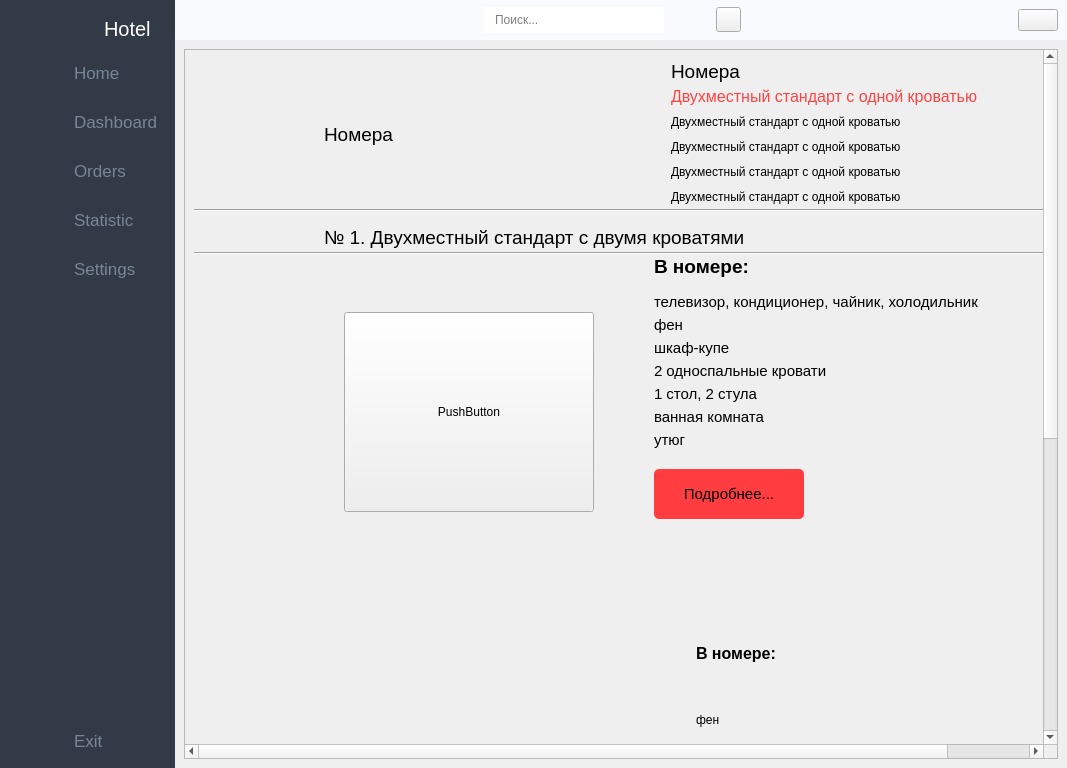
Ruha24/HotelQt, file design/homepage.ui: the form before one commit.
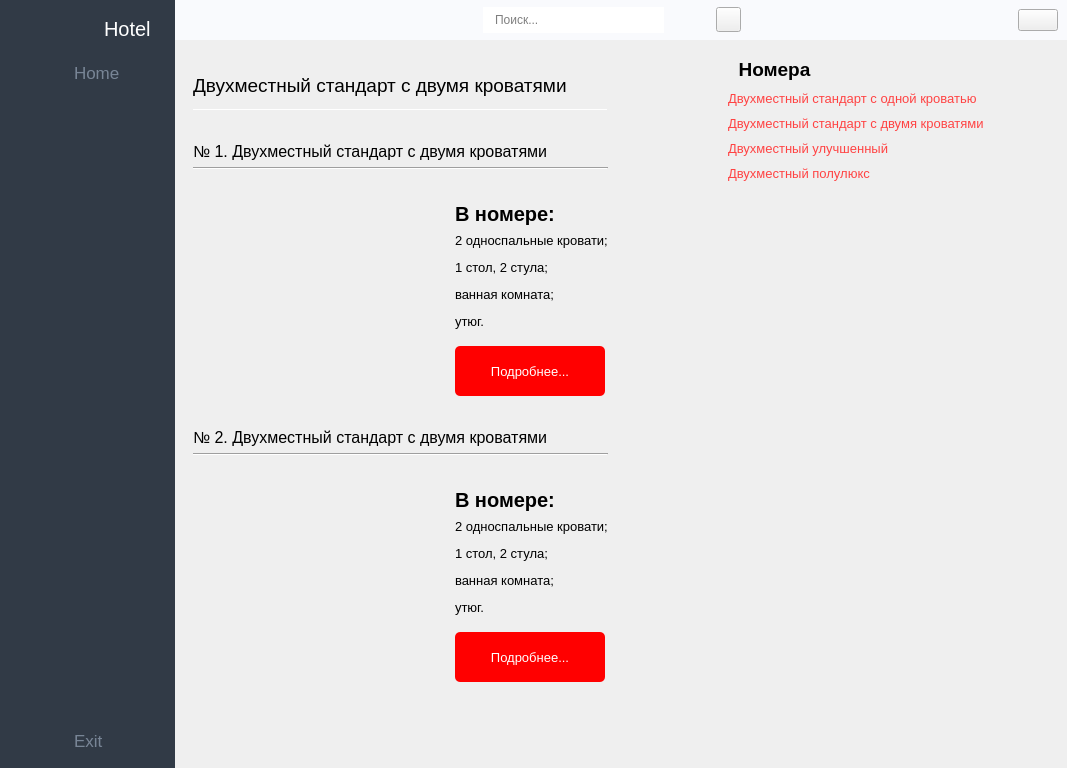
The form after the commit. The open tabs and pages were chosen to show the change. Icons and pictures are not drawn.

Commit message: Рефакторинг homepage

Diff of the .ui file:
```diff
--- a/design/homepage.ui
+++ b/design/homepage.ui
@@ -446,122 +446,6 @@
            </property>
           </widget>
          </item>
-         <item>
-          <widget class="QPushButton" name="shop_btn_2">
-           <property name="font">
-            <font>
-             <pointsize>13</pointsize>
-            </font>
-           </property>
-           <property name="text">
-            <string>Dashboard</string>
-           </property>
-           <property name="icon">
-            <iconset resource="../resourses/resourse_homepage.qrc">
-             <normaloff>:/icon/icon/Key.svg</normaloff>
-             <normalon>:/icon/icon/Key-white.svg</normalon>:/icon/icon/Key.svg</iconset>
-           </property>
-           <property name="iconSize">
-            <size>
-             <width>18</width>
-             <height>18</height>
-            </size>
-           </property>
-           <property name="checkable">
-            <bool>true</bool>
-           </property>
-           <property name="autoExclusive">
-            <bool>true</bool>
-           </property>
-          </widget>
-         </item>
-         <item>
-          <widget class="QPushButton" name="orders_btn_2">
-           <property name="font">
-            <font>
-             <pointsize>13</pointsize>
-            </font>
-           </property>
-           <property name="text">
-            <string>Orders</string>
-           </property>
-           <property name="icon">
-            <iconset resource="../resourses/resourse_homepage.qrc">
-             <normaloff>:/icon/icon/orders.svg</normaloff>
-             <normalon>:/icon/icon/orders-white.svg</normalon>:/icon/icon/orders.svg</iconset>
-           </property>
-           <property name="iconSize">
-            <size>
-             <width>18</width>
-             <height>18</height>
-            </size>
-           </property>
-           <property name="checkable">
-            <bool>true</bool>
-           </property>
-           <property name="autoExclusive">
-            <bool>true</bool>
-           </property>
-          </widget>
-         </item>
-         <item>
-          <widget class="QPushButton" name="stat_btn_2">
-           <property name="font">
-            <font>
-             <pointsize>13</pointsize>
-            </font>
-           </property>
-           <property name="text">
-            <string>Statistic</string>
-           </property>
-           <property name="icon">
-            <iconset resource="../resourses/resourse_homepage.qrc">
-             <normaloff>:/icon/icon/reports.svg</normaloff>
-             <normalon>:/icon/icon/reports-white.svg</normalon>:/icon/icon/reports.svg</iconset>
-           </property>
-           <property name="iconSize">
-            <size>
-             <width>18</width>
-             <height>18</height>
-            </size>
-           </property>
-           <property name="checkable">
-            <bool>true</bool>
-           </property>
-           <property name="autoExclusive">
-            <bool>true</bool>
-           </property>
-          </widget>
-         </item>
-         <item>
-          <widget class="QPushButton" name="setting_btn_2">
-           <property name="font">
-            <font>
-             <pointsize>13</pointsize>
-            </font>
-           </property>
-           <property name="text">
-            <string>Settings</string>
-           </property>
-           <property name="icon">
-            <iconset resource="../resourses/resourse_homepage.qrc">
-             <normaloff>:/icon/icon/settings.svg</normaloff>
-             <normalon>:/icon/icon/settings-white.svg</normalon>:/icon/icon/settings.svg</iconset>
-           </property>
-           <property name="iconSize">
-            <size>
-             <width>18</width>
-             <height>18</height>
-            </size>
-           </property>
-           <property name="checkable">
-            <bool>true</bool>
-           </property>
-           <property name="autoExclusive">
-            <bool>true</bool>
-           </property>
-          </widget>
-         </item>
         </layout>
        </item>
        <item>
@@ -1281,706 +1165,6 @@
            </item>
           </layout>
          </widget>
-         <widget class="QWidget" name="page_2">
-          <layout class="QGridLayout" name="gridLayout_3">
-           <item row="0" column="1">
-            <widget class="QScrollArea" name="scrollArea">
-             <property name="widgetResizable">
-              <bool>true</bool>
-             </property>
-             <widget class="QWidget" name="scrollAreaWidgetContents">
-              <property name="geometry">
-               <rect>
-                <x>0</x>
-                <y>0</y>
-                <width>962</width>
-                <height>963</height>
-               </rect>
-              </property>
-              <layout class="QGridLayout" name="gridLayout_7">
-               <item row="0" column="0">
-                <layout class="QVBoxLayout" name="verticalLayout_10">
-                 <property name="spacing">
-                  <number>0</number>
-                 </property>
-                 <item>
-                  <layout class="QHBoxLayout" name="horizontalLayout_11">
-                   <property name="leftMargin">
-                    <number>130</number>
-                   </property>
-                   <property name="topMargin">
-                    <number>0</number>
-                   </property>
-                   <item>
-                    <widget class="QLabel" name="HeadName">
-                     <property name="maximumSize">
-                      <size>
-                       <width>16777215</width>
-                       <height>50</height>
-                      </size>
-                     </property>
-                     <property name="font">
-                      <font>
-                       <pointsize>14</pointsize>
-                      </font>
-                     </property>
-                     <property name="text">
-                      <string>Номера</string>
-                     </property>
-                     <property name="alignment">
-                      <set>Qt::AlignLeading|Qt::AlignLeft|Qt::AlignVCenter</set>
-                     </property>
-                    </widget>
-                   </item>
-                   <item>
-                    <layout class="QVBoxLayout" name="verticalLayout_7">
-                     <property name="sizeConstraint">
-                      <enum>QLayout::SetMinimumSize</enum>
-                     </property>
-                     <property name="rightMargin">
-                      <number>150</number>
-                     </property>
-                     <item>
-                      <widget class="QLabel" name="label_5">
-                       <property name="minimumSize">
-                        <size>
-                         <width>50</width>
-                         <height>25</height>
-                        </size>
-                       </property>
-                       <property name="maximumSize">
-                        <size>
-                         <width>350</width>
-                         <height>25</height>
-                        </size>
-                       </property>
-                       <property name="font">
-                        <font>
-                         <pointsize>14</pointsize>
-                        </font>
-                       </property>
-                       <property name="text">
-                        <string>Номера</string>
-                       </property>
-                      </widget>
-                     </item>
-                     <item>
-                      <widget class="QLabel" name="label_14">
-                       <property name="minimumSize">
-                        <size>
-                         <width>50</width>
-                         <height>25</height>
-                        </size>
-                       </property>
-                       <property name="maximumSize">
-                        <size>
-                         <width>350</width>
-                         <height>25</height>
-                        </size>
-                       </property>
-                       <property name="font">
-                        <font>
-                         <pointsize>12</pointsize>
-                         <italic>false</italic>
-                         <underline>false</underline>
-                         <kerning>true</kerning>
-                        </font>
-                       </property>
-                       <property name="text">
-                        <string>&lt;a href=&quot;#&quot; style=&quot;text-decoration:none; color: rgb(255, 67, 67);&quot;&gt;Двухместный стандарт с одной кроватью&lt;/a&gt;</string>
-                       </property>
-                      </widget>
-                     </item>
-                     <item>
-                      <widget class="QLabel" name="label_17">
-                       <property name="minimumSize">
-                        <size>
-                         <width>50</width>
-                         <height>25</height>
-                        </size>
-                       </property>
-                       <property name="maximumSize">
-                        <size>
-                         <width>350</width>
-                         <height>25</height>
-                        </size>
-                       </property>
-                       <property name="text">
-                        <string>Двухместный стандарт с одной кроватью</string>
-                       </property>
-                      </widget>
-                     </item>
-                     <item>
-                      <widget class="QLabel" name="label_15">
-                       <property name="minimumSize">
-                        <size>
-                         <width>50</width>
-                         <height>25</height>
-                        </size>
-                       </property>
-                       <property name="maximumSize">
-                        <size>
-                         <width>350</width>
-                         <height>25</height>
-                        </size>
-                       </property>
-                       <property name="text">
-                        <string>Двухместный стандарт с одной кроватью</string>
-                       </property>
-                      </widget>
-                     </item>
-                     <item>
-                      <widget class="QLabel" name="label_18">
-                       <property name="minimumSize">
-                        <size>
-                         <width>50</width>
-                         <height>25</height>
-                        </size>
-                       </property>
-                       <property name="maximumSize">
-                        <size>
-                         <width>350</width>
-                         <height>25</height>
-                        </size>
-                       </property>
-                       <property name="text">
-                        <string>Двухместный стандарт с одной кроватью</string>
-                       </property>
-                      </widget>
-                     </item>
-                     <item>
-                      <widget class="QLabel" name="label_16">
-                       <property name="minimumSize">
-                        <size>
-                         <width>50</width>
-                         <height>25</height>
-                        </size>
-                       </property>
-                       <property name="maximumSize">
-                        <size>
-                         <width>350</width>
-                         <height>25</height>
-                        </size>
-                       </property>
-                       <property name="text">
-                        <string>Двухместный стандарт с одной кроватью</string>
-                       </property>
-                      </widget>
-                     </item>
-                    </layout>
-                   </item>
-                  </layout>
-                 </item>
-                 <item>
-                  <widget class="Line" name="line">
-                   <property name="minimumSize">
-                    <size>
-                     <width>255</width>
-                     <height>0</height>
-                    </size>
-                   </property>
-                   <property name="maximumSize">
-                    <size>
-                     <width>16777215</width>
-                     <height>5</height>
-                    </size>
-                   </property>
-                   <property name="acceptDrops">
-                    <bool>true</bool>
-                   </property>
-                   <property name="layoutDirection">
-                    <enum>Qt::LeftToRight</enum>
-                   </property>
-                   <property name="orientation">
-                    <enum>Qt::Horizontal</enum>
-                   </property>
-                  </widget>
-                 </item>
-                 <item>
-                  <widget class="QLabel" name="label_13">
-                   <property name="minimumSize">
-                    <size>
-                     <width>10</width>
-                     <height>40</height>
-                    </size>
-                   </property>
-                   <property name="maximumSize">
-                    <size>
-                     <width>16777215</width>
-                     <height>30</height>
-                    </size>
-                   </property>
-                   <property name="font">
-                    <font>
-                     <pointsize>14</pointsize>
-                    </font>
-                   </property>
-                   <property name="styleSheet">
-                    <string notr="true">QLabel
-{
-	margin-left: 125px
-}</string>
-                   </property>
-                   <property name="text">
-                    <string>№ 1. Двухместный стандарт с двумя кроватями</string>
-                   </property>
-                   <property name="alignment">
-                    <set>Qt::AlignLeading|Qt::AlignLeft|Qt::AlignVCenter</set>
-                   </property>
-                  </widget>
-                 </item>
-                 <item>
-                  <widget class="Line" name="line_2">
-                   <property name="orientation">
-                    <enum>Qt::Horizontal</enum>
-                   </property>
-                  </widget>
-                 </item>
-                 <item>
-                  <layout class="QHBoxLayout" name="horizontalLayout_8">
-                   <property name="spacing">
-                    <number>50</number>
-                   </property>
-                   <property name="leftMargin">
-                    <number>150</number>
-                   </property>
-                   <property name="rightMargin">
-                    <number>150</number>
-                   </property>
-                   <item>
-                    <widget class="QPushButton" name="pushButton_5">
-                     <property name="minimumSize">
-                      <size>
-                       <width>250</width>
-                       <height>0</height>
-                      </size>
-                     </property>
-                     <property name="maximumSize">
-                      <size>
-                       <width>250</width>
-                       <height>200</height>
-                      </size>
-                     </property>
-                     <property name="layoutDirection">
-                      <enum>Qt::RightToLeft</enum>
-                     </property>
-                     <property name="text">
-                      <string>PushButton</string>
-                     </property>
-                    </widget>
-                   </item>
-                   <item>
-                    <layout class="QVBoxLayout" name="verticalLayout_11">
-                     <property name="spacing">
-                      <number>5</number>
-                     </property>
-                     <property name="leftMargin">
-                      <number>10</number>
-                     </property>
-                     <property name="topMargin">
-                      <number>0</number>
-                     </property>
-                     <property name="bottomMargin">
-                      <number>50</number>
-                     </property>
-                     <item>
-                      <widget class="QLabel" name="label_20">
-                       <property name="minimumSize">
-                        <size>
-                         <width>0</width>
-                         <height>0</height>
-                        </size>
-                       </property>
-                       <property name="maximumSize">
-                        <size>
-                         <width>16777215</width>
-                         <height>25</height>
-                        </size>
-                       </property>
-                       <property name="font">
-                        <font>
-                         <pointsize>14</pointsize>
-                         <bold>true</bold>
-                        </font>
-                       </property>
-                       <property name="text">
-                        <string>В номере:</string>
-                       </property>
-                      </widget>
-                     </item>
-                     <item>
-                      <layout class="QVBoxLayout" name="verticalLayout_9">
-                       <property name="topMargin">
-                        <number>10</number>
-                       </property>
-                       <property name="bottomMargin">
-                        <number>15</number>
-                       </property>
-                       <item>
-                        <widget class="QLabel" name="label_23">
-                         <property name="maximumSize">
-                          <size>
-                           <width>16777215</width>
-                           <height>25</height>
-                          </size>
-                         </property>
-                         <property name="font">
-                          <font>
-                           <pointsize>11</pointsize>
-                          </font>
-                         </property>
-                         <property name="text">
-                          <string>телевизор, кондиционер, чайник, холодильник</string>
-                         </property>
-                        </widget>
-                       </item>
-                       <item>
-                        <widget class="QLabel" name="label_25">
-                         <property name="maximumSize">
-                          <size>
-                           <width>16777215</width>
-                           <height>25</height>
-                          </size>
-                         </property>
-                         <property name="font">
-                          <font>
-                           <pointsize>11</pointsize>
-                          </font>
-                         </property>
-                         <property name="text">
-                          <string>фен</string>
-                         </property>
-                        </widget>
-                       </item>
-                       <item>
-                        <widget class="QLabel" name="label_22">
-                         <property name="maximumSize">
-                          <size>
-                           <width>16777215</width>
-                           <height>25</height>
-                          </size>
-                         </property>
-                         <property name="font">
-                          <font>
-                           <pointsize>11</pointsize>
-                          </font>
-                         </property>
-                         <property name="text">
-                          <string>шкаф-купе</string>
-                         </property>
-                        </widget>
-                       </item>
-                       <item>
-                        <widget class="QLabel" name="label_19">
-                         <property name="maximumSize">
-                          <size>
-                           <width>16777215</width>
-                           <height>25</height>
-                          </size>
-                         </property>
-                         <property name="font">
-                          <font>
-                           <pointsize>11</pointsize>
-                          </font>
-                         </property>
-                         <property name="text">
-                          <string>2 односпальные кровати</string>
-                         </property>
-                        </widget>
-                       </item>
-                       <item>
-                        <widget class="QLabel" name="label_21">
-                         <property name="maximumSize">
-                          <size>
-                           <width>16777215</width>
-                           <height>25</height>
-                          </size>
-                         </property>
-                         <property name="font">
-                          <font>
-                           <pointsize>11</pointsize>
-                          </font>
-                         </property>
-                         <property name="text">
-                          <string>1 стол, 2 стула</string>
-                         </property>
-                        </widget>
-                       </item>
-                       <item>
-                        <widget class="QLabel" name="label_24">
-                         <property name="maximumSize">
-                          <size>
-                           <width>16777215</width>
-                           <height>25</height>
-                          </size>
-                         </property>
-                         <property name="font">
-                          <font>
-                           <pointsize>11</pointsize>
-                          </font>
-                         </property>
-                         <property name="text">
-                          <string>ванная комната</string>
-                         </property>
-                        </widget>
-                       </item>
-                       <item>
-                        <widget class="QLabel" name="label_26">
-                         <property name="maximumSize">
-                          <size>
-                           <width>16777215</width>
-                           <height>25</height>
-                          </size>
-                         </property>
-                         <property name="font">
-                          <font>
-                           <pointsize>11</pointsize>
-                          </font>
-                         </property>
-                         <property name="text">
-                          <string>утюг</string>
-                         </property>
-                        </widget>
-                       </item>
-                      </layout>
-                     </item>
-                     <item>
-                      <widget class="QPushButton" name="Hoteln1">
-                       <property name="minimumSize">
-                        <size>
-                         <width>150</width>
-                         <height>50</height>
-                        </size>
-                       </property>
-                       <property name="maximumSize">
-                        <size>
-                         <width>150</width>
-                         <height>50</height>
-                        </size>
-                       </property>
-                       <property name="font">
-                        <font>
-                         <pointsize>11</pointsize>
-                        </font>
-                       </property>
-                       <property name="styleSheet">
-                        <string notr="true">QPushButton
-{
- 	background-color: rgb(255, 60, 63);
-	border-radius: 5px;
-}</string>
-                       </property>
-                       <property name="text">
-                        <string>Подробнее...</string>
-                       </property>
-                      </widget>
-                     </item>
-                    </layout>
-                   </item>
-                  </layout>
-                 </item>
-                 <item>
-                  <layout class="QHBoxLayout" name="horizontalLayout_9">
-                   <property name="spacing">
-                    <number>50</number>
-                   </property>
-                   <property name="leftMargin">
-                    <number>150</number>
-                   </property>
-                   <property name="rightMargin">
-                    <number>150</number>
-                   </property>
-                   <item>
-                    <widget class="QPushButton" name="pushButton_7">
-                     <property name="minimumSize">
-                      <size>
-                       <width>250</width>
-                       <height>200</height>
-                      </size>
-                     </property>
-                     <property name="maximumSize">
-                      <size>
-                       <width>250</width>
-                       <height>200</height>
-                      </size>
-                     </property>
-                     <property name="text">
-                      <string>PushButton</string>
-                     </property>
-                    </widget>
-                   </item>
-                   <item>
-                    <layout class="QVBoxLayout" name="verticalLayout_12">
-                     <property name="leftMargin">
-                      <number>10</number>
-                     </property>
-                     <property name="topMargin">
-                      <number>75</number>
-                     </property>
-                     <property name="bottomMargin">
-                      <number>50</number>
-                     </property>
-                     <item>
-                      <layout class="QVBoxLayout" name="verticalLayout_21">
-                       <property name="bottomMargin">
-                        <number>15</number>
-                       </property>
-                       <item>
-                        <widget class="QLabel" name="label_27">
-                         <property name="minimumSize">
-                          <size>
-                           <width>0</width>
-                           <height>0</height>
-                          </size>
-                         </property>
-                         <property name="maximumSize">
-                          <size>
-                           <width>16777215</width>
-                           <height>25</height>
-                          </size>
-                         </property>
-                         <property name="font">
-                          <font>
-                           <pointsize>12</pointsize>
-                           <bold>true</bold>
-                          </font>
-                         </property>
-                         <property name="text">
-                          <string>В номере:</string>
-                         </property>
-                        </widget>
-                       </item>
-                       <item>
-                        <widget class="QLabel" name="label_32">
-                         <property name="maximumSize">
-                          <size>
-                           <width>16777215</width>
-                           <height>25</height>
-                          </size>
-                         </property>
-                         <property name="text">
-                          <string>фен</string>
-                         </property>
-                        </widget>
-                       </item>
-                       <item>
-                        <widget class="QLabel" name="label_30">
-                         <property name="maximumSize">
-                          <size>
-                           <width>16777215</width>
-                           <height>25</height>
-                          </size>
-                         </property>
-                         <property name="text">
-                          <string>шкаф-купе</string>
-                         </property>
-                        </widget>
-                       </item>
-                       <item>
-                        <widget class="QLabel" name="label_31">
-                         <property name="maximumSize">
-                          <size>
-                           <width>16777215</width>
-                           <height>25</height>
-                          </size>
-                         </property>
-                         <property name="text">
-                          <string>телевизор, кондиционер, чайник, холодильник</string>
-                         </property>
-                        </widget>
-                       </item>
-                       <item>
-                        <widget class="QLabel" name="label_28">
-                         <property name="maximumSize">
-                          <size>
-                           <width>16777215</width>
-                           <height>25</height>
-                          </size>
-                         </property>
-                         <property name="text">
-                          <string>2 односпальные кровати</string>
-                         </property>
-                        </widget>
-                       </item>
-                       <item>
-                        <widget class="QLabel" name="label_29">
-                         <property name="maximumSize">
-                          <size>
-                           <width>16777215</width>
-                           <height>25</height>
-                          </size>
-                         </property>
-                         <property name="text">
-                          <string>1 стол, 2 стула</string>
-                         </property>
-                        </widget>
-                       </item>
-                       <item>
-                        <widget class="QLabel" name="label_33">
-                         <property name="maximumSize">
-                          <size>
-                           <width>16777215</width>
-                           <height>25</height>
-                          </size>
-                         </property>
-                         <property name="text">
-                          <string>ванная комната</string>
-                         </property>
-                        </widget>
-                       </item>
-                       <item>
-                        <widget class="QLabel" name="label_34">
-                         <property name="maximumSize">
-                          <size>
-                           <width>16777215</width>
-                           <height>25</height>
-                          </size>
-                         </property>
-                         <property name="text">
-                          <string>утюг</string>
-                         </property>
-                        </widget>
-                       </item>
-                      </layout>
-                     </item>
-                     <item>
-                      <widget class="QPushButton" name="pushButton_8">
-                       <property name="minimumSize">
-                        <size>
-                         <width>0</width>
-                         <height>50</height>
-                        </size>
-                       </property>
-                       <property name="maximumSize">
-                        <size>
-                         <width>150</width>
-                         <height>16777215</height>
-                        </size>
-                       </property>
-                       <property name="styleSheet">
-                        <string notr="true">QPushButton
-{
- 	background-color: rgb(255, 60, 63);
-	border-radius: 5px;
-}</string>
-                       </property>
-                       <property name="text">
-                        <string>PushButton</string>
-                       </property>
-                      </widget>
-                     </item>
-                    </layout>
-                   </item>
-                  </layout>
-                 </item>
-                </layout>
-               </item>
-              </layout>
-             </widget>
-            </widget>
-           </item>
-          </layout>
-         </widget>
          <widget class="QWidget" name="page_3">
           <property name="maximumSize">
            <size>
@@ -2020,7 +1204,7 @@
                <rect>
                 <x>0</x>
                 <y>0</y>
-                <width>859</width>
+                <width>872</width>
                 <height>710</height>
                </rect>
               </property>
@@ -2842,13 +2026,13 @@
                 <height>710</height>
                </rect>
               </property>
-              <layout class="QHBoxLayout" name="horizontalLayout_14">
-               <item>
-                <layout class="QHBoxLayout" name="horizontalLayout_13">
+              <layout class="QGridLayout" name="gridLayout_3">
+               <item row="0" column="0">
+                <layout class="QHBoxLayout" name="horizontalLayout_8">
                  <property name="spacing">
-                  <number>100</number>
+                  <number>110</number>
                  </property>
-                 <property name="rightMargin">
+                 <property name="bottomMargin">
                   <number>0</number>
                  </property>
                  <item>
@@ -3307,7 +2491,10 @@
                     <number>0</number>
                    </property>
                    <item>
-                    <layout class="QVBoxLayout" name="verticalLayout_18">
+                    <layout class="QVBoxLayout" name="verticalLayout_21">
+                     <property name="spacing">
+                      <number>10</number>
+                     </property>
                      <item>
                       <widget class="QLabel" name="label_50">
                        <property name="minimumSize">
```
Left out of the diff: 222 changed lines with no effect on the pictures. The commit also changes 12 other files.
